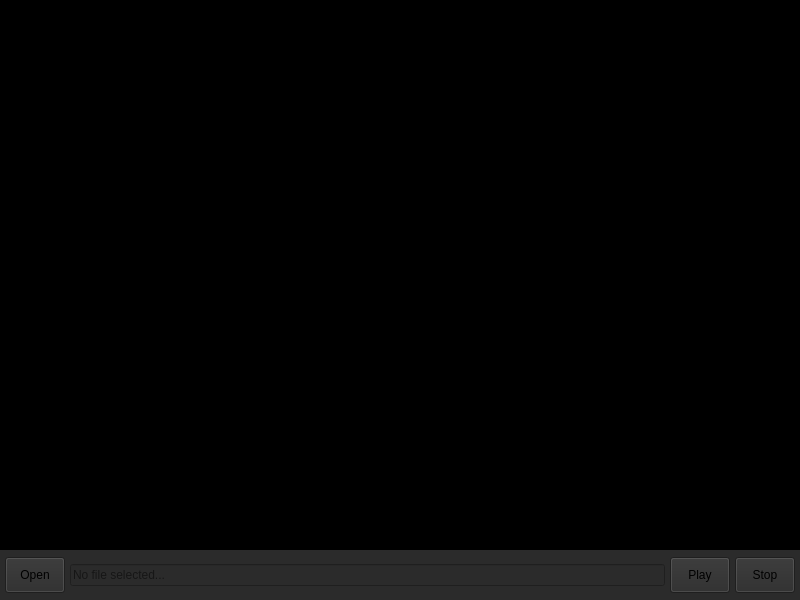
Old version of the form VVPlayer/mainwindow.ui in the repository donghualin/VVPlayer.
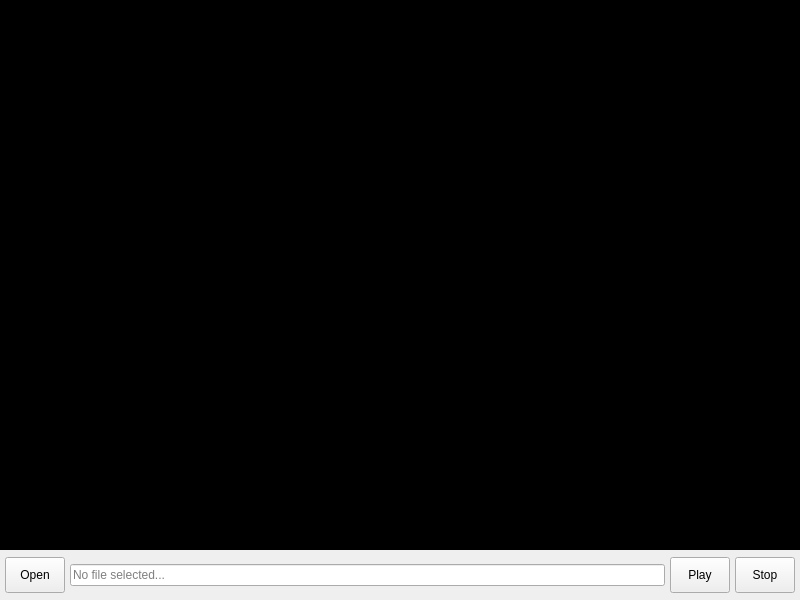
New version of the form.

Commit message: 增加最后一次打开文件的功能

What changed in the file:
```diff
--- a/VVPlayer/mainwindow.ui
+++ b/VVPlayer/mainwindow.ui
@@ -51,7 +51,7 @@
       </size>
      </property>
      <property name="styleSheet">
-      <string notr="true">background-color: #2b2b2b;</string>
+      <string notr="true"/>
      </property>
      <layout class="QHBoxLayout" name="controlLayout">
       <property name="spacing">
```
The commit also changes 2 other files.
